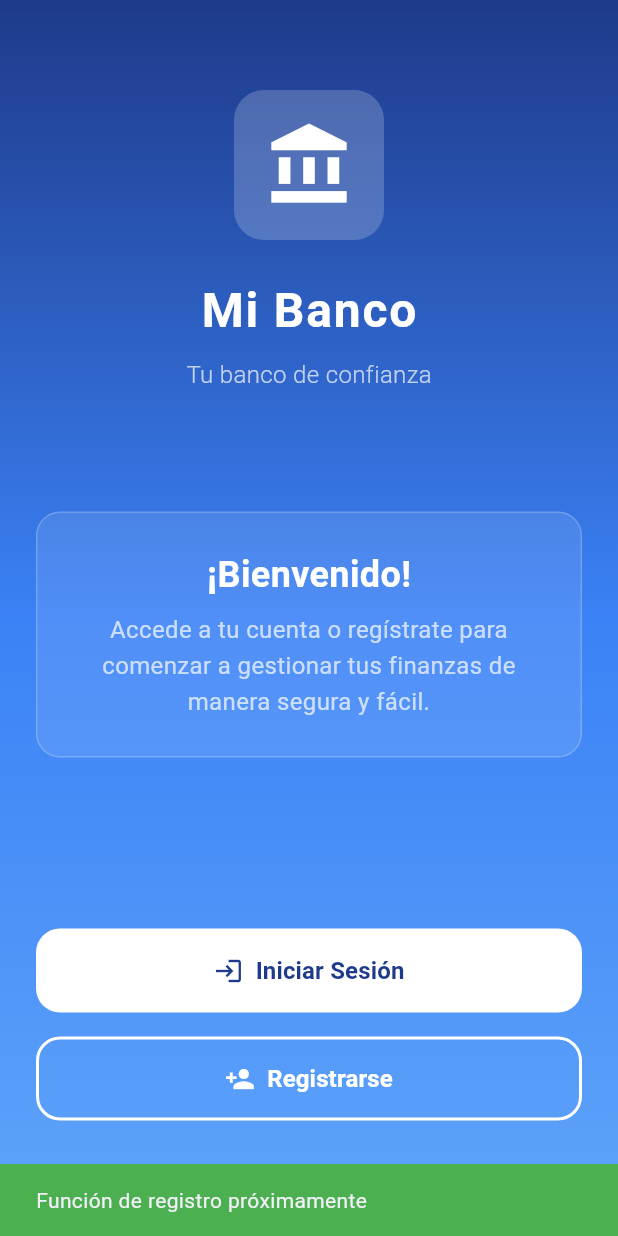
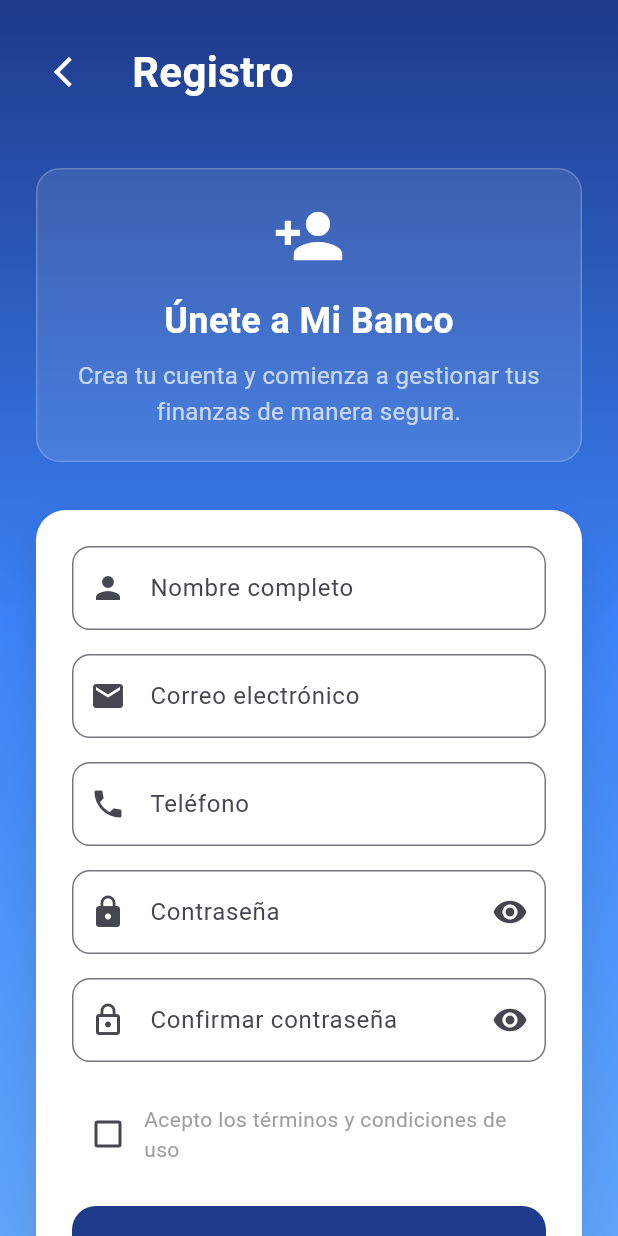
Before and after one commit to Djove73/RepoDjove_BANK, a Flutter app: the screen it shows after launch, after a tap on "Registrarse", on a phone screen of 412 x 824 dp. Run offline on Flutter 3.47's test engine with Material 3 defaults, Android fonts, the phone set to English and light mode, and no system bars.

```diff
--- a/lib/main.dart
+++ b/lib/main.dart
@@ -1,4 +1,5 @@
 import 'package:flutter/material.dart';
+import 'register_page.dart';
 
 void main() {
   runApp(const MyBankApp());
@@ -176,11 +177,10 @@ class WelcomePage extends StatelessWidget {
                       height: 56,
                       child: OutlinedButton(
                         onPressed: () {
-                          // TODO: Navigate to register page
-                          ScaffoldMessenger.of(context).showSnackBar(
-                            const SnackBar(
-                              content: Text('Función de registro próximamente'),
-                              backgroundColor: Colors.green,
+                          Navigator.push(
+                            context,
+                            MaterialPageRoute(
+                              builder: (context) => const RegisterPage(),
                             ),
                           );
                         },
--- /dev/null
+++ b/lib/register_page.dart
@@ -0,0 +1,403 @@
+import 'package:flutter/material.dart';
+
+class RegisterPage extends StatefulWidget {
+  const RegisterPage({super.key});
+
+  @override
+  State<RegisterPage> createState() => _RegisterPageState();
+}
+
+class _RegisterPageState extends State<RegisterPage> {
+  final _formKey = GlobalKey<FormState>();
+  final _nameController = TextEditingController();
+  final _emailController = TextEditingController();
+  final _phoneController = TextEditingController();
+  final _passwordController = TextEditingController();
+  final _confirmPasswordController = TextEditingController();
+
+  bool _obscurePassword = true;
+  bool _obscureConfirmPassword = true;
+  bool _acceptTerms = false;
+
+  @override
+  void dispose() {
+    _nameController.dispose();
+    _emailController.dispose();
+    _phoneController.dispose();
+    _passwordController.dispose();
+    _confirmPasswordController.dispose();
+    super.dispose();
+  }
+
+  void _register() {
+    if (_formKey.currentState!.validate() && _acceptTerms) {
+      // TODO: Implement registration logic
+      ScaffoldMessenger.of(context).showSnackBar(
+        const SnackBar(
+          content: Text('Registro exitoso! Bienvenido a Mi Banco.'),
+          backgroundColor: Colors.green,
+        ),
+      );
+
+      // Navigate back to welcome page
+      Navigator.pop(context);
+    } else if (!_acceptTerms) {
+      ScaffoldMessenger.of(context).showSnackBar(
+        const SnackBar(
+          content: Text('Debes aceptar los términos y condiciones.'),
+          backgroundColor: Colors.red,
+        ),
+      );
+    }
+  }
+
+  @override
+  Widget build(BuildContext context) {
+    return Scaffold(
+      body: Container(
+        decoration: const BoxDecoration(
+          gradient: LinearGradient(
+            begin: Alignment.topCenter,
+            end: Alignment.bottomCenter,
+            colors: [
+              Color(0xFF1E3A8A),
+              Color(0xFF3B82F6),
+              Color(0xFF60A5FA),
+            ],
+          ),
+        ),
+        child: SafeArea(
+          child: SingleChildScrollView(
+            padding: const EdgeInsets.all(24.0),
+            child: Form(
+              key: _formKey,
+              child: Column(
+                crossAxisAlignment: CrossAxisAlignment.start,
+                children: [
+                  // Header with back button
+                  Row(
+                    children: [
+                      IconButton(
+                        onPressed: () => Navigator.pop(context),
+                        icon: const Icon(
+                          Icons.arrow_back_ios,
+                          color: Colors.white,
+                          size: 24,
+                        ),
+                      ),
+                      const SizedBox(width: 16),
+                      const Text(
+                        'Registro',
+                        style: TextStyle(
+                          fontSize: 28,
+                          fontWeight: FontWeight.bold,
+                          color: Colors.white,
+                        ),
+                      ),
+                    ],
+                  ),
+
+                  const SizedBox(height: 40),
+
+                  // Welcome message
+                  Container(
+                    padding: const EdgeInsets.all(20),
+                    decoration: BoxDecoration(
+                      color: Colors.white.withOpacity(0.1),
+                      borderRadius: BorderRadius.circular(16),
+                      border: Border.all(
+                        color: Colors.white.withOpacity(0.2),
+                        width: 1,
+                      ),
+                    ),
+                    child: const Column(
+                      children: [
+                        Icon(
+                          Icons.person_add,
+                          size: 48,
+                          color: Colors.white,
+                        ),
+                        SizedBox(height: 16),
+                        Text(
+                          'Únete a Mi Banco',
+                          style: TextStyle(
+                            fontSize: 24,
+                            fontWeight: FontWeight.bold,
+                            color: Colors.white,
+                          ),
+                        ),
+                        SizedBox(height: 8),
+                        Text(
+                          'Crea tu cuenta y comienza a gestionar tus finanzas de manera segura.',
+                          textAlign: TextAlign.center,
+                          style: TextStyle(
+                            fontSize: 16,
+                            color: Colors.white70,
+                            height: 1.5,
+                          ),
+                        ),
+                      ],
+                    ),
+                  ),
+
+                  const SizedBox(height: 32),
+
+                  // Form fields
+                  Container(
+                    padding: const EdgeInsets.all(24),
+                    decoration: BoxDecoration(
+                      color: Colors.white,
+                      borderRadius: BorderRadius.circular(20),
+                      boxShadow: [
+                        BoxShadow(
+                          color: Colors.black.withOpacity(0.1),
+                          blurRadius: 20,
+                          offset: const Offset(0, 10),
+                        ),
+                      ],
+                    ),
+                    child: Column(
+                      children: [
+                        // Name field
+                        TextFormField(
+                          controller: _nameController,
+                          decoration: const InputDecoration(
+                            labelText: 'Nombre completo',
+                            prefixIcon: Icon(Icons.person),
+                            border: OutlineInputBorder(
+                              borderRadius: BorderRadius.all(Radius.circular(12)),
+                            ),
+                          ),
+                          validator: (value) {
+                            if (value == null || value.isEmpty) {
+                              return 'Por favor ingresa tu nombre';
+                            }
+                            if (value.length < 3) {
+                              return 'El nombre debe tener al menos 3 caracteres';
+                            }
+                            return null;
+                          },
+                        ),
+
+                        const SizedBox(height: 16),
+
+                        // Email field
+                        TextFormField(
+                          controller: _emailController,
+                          keyboardType: TextInputType.emailAddress,
+                          decoration: const InputDecoration(
+                            labelText: 'Correo electrónico',
+                            prefixIcon: Icon(Icons.email),
+                            border: OutlineInputBorder(
+                              borderRadius: BorderRadius.all(Radius.circular(12)),
+                            ),
+                          ),
+                          validator: (value) {
+                            if (value == null || value.isEmpty) {
+                              return 'Por favor ingresa tu correo';
+                            }
+                            if (!RegExp(r'^[\w-\.]+@([\w-]+\.)+[\w-]{2,4}$').hasMatch(value)) {
+                              return 'Por favor ingresa un correo válido';
+                            }
+                            return null;
+                          },
+                        ),
+
+                        const SizedBox(height: 16),
+
+                        // Phone field
+                        TextFormField(
+                          controller: _phoneController,
+                          keyboardType: TextInputType.phone,
+                          decoration: const InputDecoration(
+                            labelText: 'Teléfono',
+                            prefixIcon: Icon(Icons.phone),
+                            border: OutlineInputBorder(
+                              borderRadius: BorderRadius.all(Radius.circular(12)),
+                            ),
+                          ),
+                          validator: (value) {
+                            if (value == null || value.isEmpty) {
+                              return 'Por favor ingresa tu teléfono';
+                            }
+                            if (value.length < 9) {
+                              return 'El teléfono debe tener al menos 9 dígitos';
+                            }
+                            return null;
+                          },
+                        ),
+
+                        const SizedBox(height: 16),
+
+                        // Password field
+                        TextFormField(
+                          controller: _passwordController,
+                          obscureText: _obscurePassword,
+                          decoration: InputDecoration(
+                            labelText: 'Contraseña',
+                            prefixIcon: const Icon(Icons.lock),
+                            suffixIcon: IconButton(
+                              icon: Icon(
+                                _obscurePassword ? Icons.visibility : Icons.visibility_off,
+                              ),
+                              onPressed: () {
+                                setState(() {
+                                  _obscurePassword = !_obscurePassword;
+                                });
+                              },
+                            ),
+                            border: const OutlineInputBorder(
+                              borderRadius: BorderRadius.all(Radius.circular(12)),
+                            ),
+                          ),
+                          validator: (value) {
+                            if (value == null || value.isEmpty) {
+                              return 'Por favor ingresa una contraseña';
+                            }
+                            if (value.length < 6) {
+                              return 'La contraseña debe tener al menos 6 caracteres';
+                            }
+                            return null;
+                          },
+                        ),
+
+                        const SizedBox(height: 16),
+
+                        // Confirm password field
+                        TextFormField(
+                          controller: _confirmPasswordController,
+                          obscureText: _obscureConfirmPassword,
+                          decoration: InputDecoration(
+                            labelText: 'Confirmar contraseña',
+                            prefixIcon: const Icon(Icons.lock_outline),
+                            suffixIcon: IconButton(
+                              icon: Icon(
+                                _obscureConfirmPassword ? Icons.visibility : Icons.visibility_off,
+                              ),
+                              onPressed: () {
+                                setState(() {
+                                  _obscureConfirmPassword = !_obscureConfirmPassword;
+                                });
+                              },
+                            ),
+                            border: const OutlineInputBorder(
+                              borderRadius: BorderRadius.all(Radius.circular(12)),
+                            ),
+                          ),
+                          validator: (value) {
+                            if (value == null || value.isEmpty) {
+                              return 'Por favor confirma tu contraseña';
+                            }
+                            if (value != _passwordController.text) {
+                              return 'Las contraseñas no coinciden';
+                            }
+                            return null;
+                          },
+                        ),
+
+                        const SizedBox(height: 24),
+
+                        // Terms and conditions
+                        Row(
+                          children: [
+                            Checkbox(
+                              value: _acceptTerms,
+                              onChanged: (value) {
+                                setState(() {
+                                  _acceptTerms = value ?? false;
+                                });
+                              },
+                              activeColor: const Color(0xFF1E3A8A),
+                            ),
+                            Expanded(
+                              child: GestureDetector(
+                                onTap: () {
+                                  setState(() {
+                                    _acceptTerms = !_acceptTerms;
+                                  });
+                                },
+                                child: const Text(
+                                  'Acepto los términos y condiciones de uso',
+                                  style: TextStyle(
+                                    fontSize: 14,
+                                    color: Colors.grey,
+                                  ),
+                                ),
+                              ),
+                            ),
+                          ],
+                        ),
+
+                        const SizedBox(height: 24),
+
+                        // Register button
+                        SizedBox(
+                          width: double.infinity,
+                          height: 56,
+                          child: ElevatedButton(
+                            onPressed: _register,
+                            style: ElevatedButton.styleFrom(
+                              backgroundColor: const Color(0xFF1E3A8A),
+                              foregroundColor: Colors.white,
+                              elevation: 0,
+                              shape: RoundedRectangleBorder(
+                                borderRadius: BorderRadius.circular(16),
+                              ),
+                            ),
+                            child: const Row(
+                              mainAxisAlignment: MainAxisAlignment.center,
+                              children: [
+                                Icon(Icons.person_add, size: 20),
+                                SizedBox(width: 8),
+                                Text(
+                                  'Crear Cuenta',
+                                  style: TextStyle(
+                                    fontSize: 16,
+                                    fontWeight: FontWeight.w600,
+                                  ),
+                                ),
+                              ],
+                            ),
+                          ),
+                        ),
+
+                        const SizedBox(height: 16),
+
+                        // Login link
+                        Row(
+                          mainAxisAlignment: MainAxisAlignment.center,
+                          children: [
+                            const Text(
+                              '¿Ya tienes cuenta? ',
+                              style: TextStyle(
+                                color: Colors.grey,
+                                fontSize: 14,
+                              ),
+                            ),
+                            GestureDetector(
+                              onTap: () => Navigator.pop(context),
+                              child: const Text(
+                                'Iniciar Sesión',
+                                style: TextStyle(
+                                  color: Color(0xFF1E3A8A),
+                                  fontSize: 14,
+                                  fontWeight: FontWeight.w600,
+                                ),
+                              ),
+                            ),
+                          ],
+                        ),
+                      ],
+                    ),
+                  ),
+
+                  const SizedBox(height: 20),
+                ],
+              ),
+            ),
+          ),
+        ),
+      ),
+    );
+  }
+}
```
